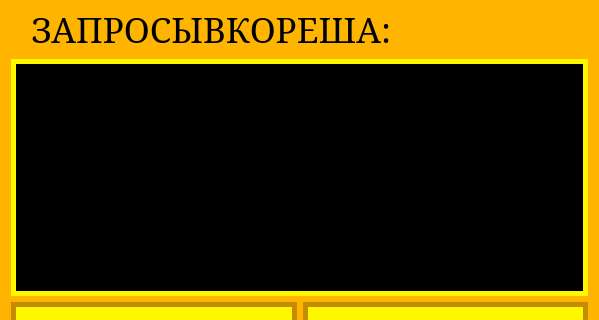
Old version of the form PesterChum/friendrequset.ui in the repository S032/PesterChum; both pictures show x 0 to 599 and y 0 to 320 of the 599 by 753 pixel window.
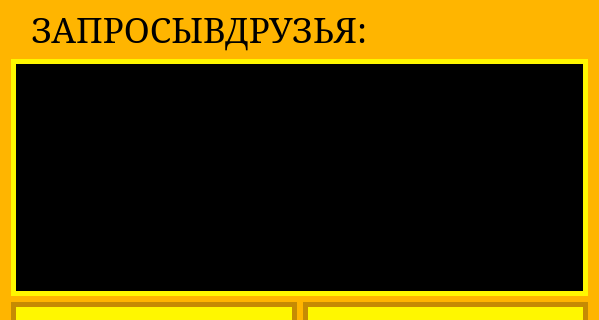
New version of the form.

Patch:
```diff
--- a/PesterChum/friendrequset.ui
+++ b/PesterChum/friendrequset.ui
@@ -50,7 +50,7 @@
         <string notr="true">color: rgb(0, 0, 0);</string>
        </property>
        <property name="text">
-        <string>ЗАПРОСЫВКОРЕША:</string>
+        <string>ЗАПРОСЫВДРУЗЬЯ:</string>
        </property>
       </widget>
      </item>
```
Left out of the diff: 3 changed lines with no effect on the pictures.
